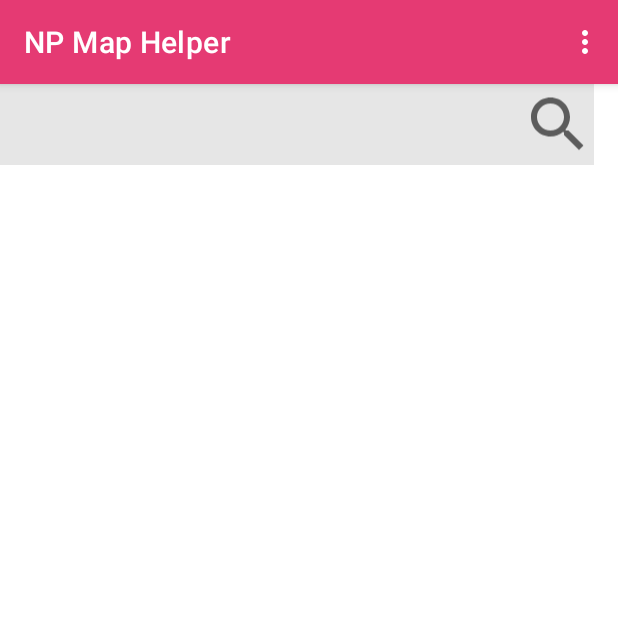
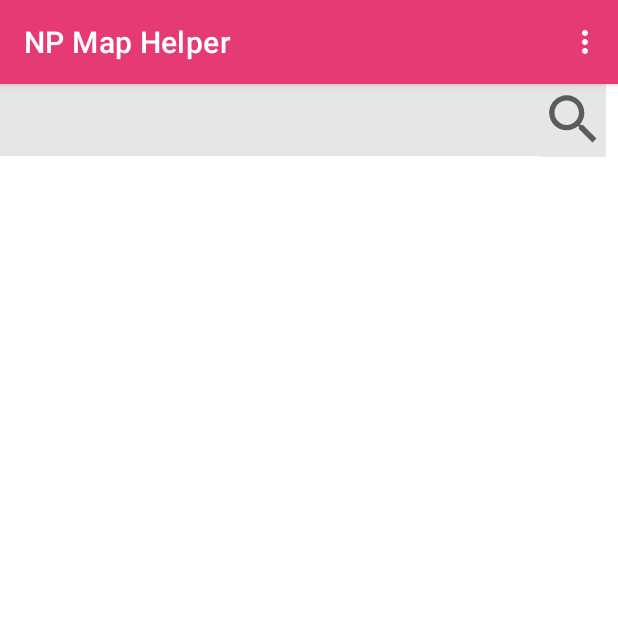
Before and after one commit to Nuggetierer/MAD_Assignment, an Android app: the Map_Google screen opened directly, with no data from a screen before it, on a phone screen of 412 x 824 dp, the top half of it. Run offline under Robolectric (Android 15) with nearby library versions, the phone set to English and light mode, and no system bars; libraries missing offline, so code that uses them is left out: com.karumi.dexter; 1 statement that could not run was skipped.

Commit message:
Changed the alignment of the search button in the google map

```diff
--- a/app/src/main/res/layout/activity_map_google.xml
+++ b/app/src/main/res/layout/activity_map_google.xml
@@ -9,26 +9,24 @@
 
     <EditText
         android:id="@+id/inputlocation"
-        android:layout_width="360dp"
-        android:layout_height="54dp"
+        android:layout_width="369dp"
+        android:layout_height="48dp"
         android:background="@color/lightgrey"
-        app:layout_constraintBottom_toTopOf="@+id/container"
-        app:layout_constraintEnd_toEndOf="parent"
+        app:layout_constraintEnd_toStartOf="@+id/imageViewSearch"
         app:layout_constraintHorizontal_bias="0.0"
         app:layout_constraintStart_toStartOf="parent"
         app:layout_constraintTop_toTopOf="parent" />
 
     <ImageView
         android:id="@+id/imageViewSearch"
-        android:layout_width="48dp"
-        android:layout_height="54dp"
-        android:layout_marginEnd="16dp"
-        android:layout_marginBottom="4dp"
+        android:layout_width="43dp"
+        android:layout_height="50dp"
+        android:layout_marginEnd="8dp"
         android:background="@color/lightgrey"
-        app:layout_constraintBottom_toBottomOf="@+id/inputlocation"
+        app:layout_constraintBottom_toTopOf="@+id/container"
         app:layout_constraintEnd_toEndOf="parent"
         app:layout_constraintTop_toTopOf="parent"
-        app:layout_constraintVertical_bias="0.0"
+        app:layout_constraintVertical_bias="1.0"
         app:srcCompat="@drawable/ic_baseline_search_24"
         tools:ignore="MissingConstraints" />
 
```
